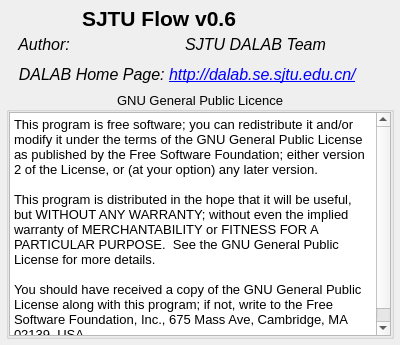
Qt form SJTUFlow/SJTUFlow/aboutdialog.ui (SatanWoo/SJTUFlow) before a commit.
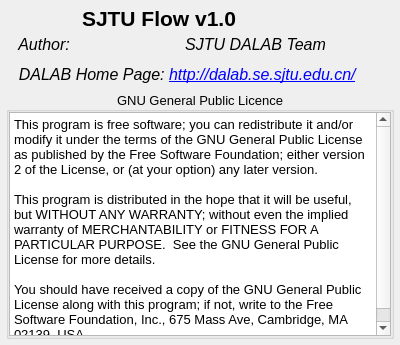
The same form after that commit. Icons and pictures are not drawn.

Commit message: hayborl: SJTUFlow v1.0

Patch:
```diff
--- a/SJTUFlow/SJTUFlow/aboutdialog.ui
+++ b/SJTUFlow/SJTUFlow/aboutdialog.ui
@@ -81,7 +81,7 @@
         </font>
        </property>
        <property name="text">
-        <string>SJTU Flow v0.6</string>
+        <string>SJTU Flow v1.0</string>
        </property>
       </widget>
      </item>
```
The commit also changes 27 other files.
